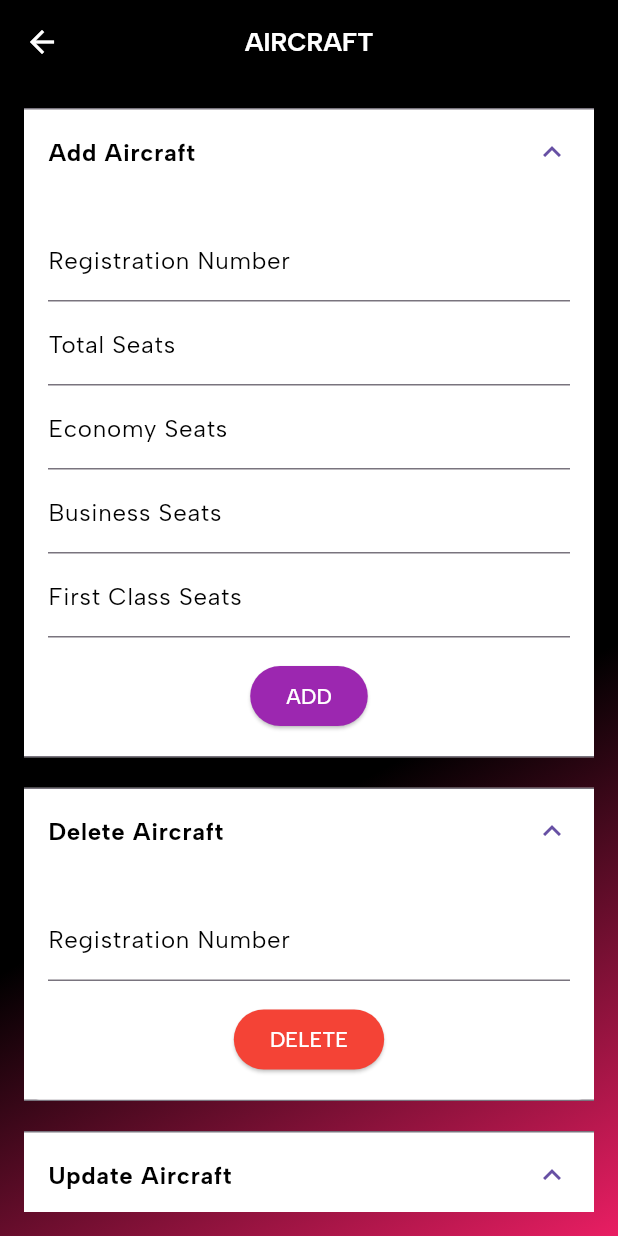
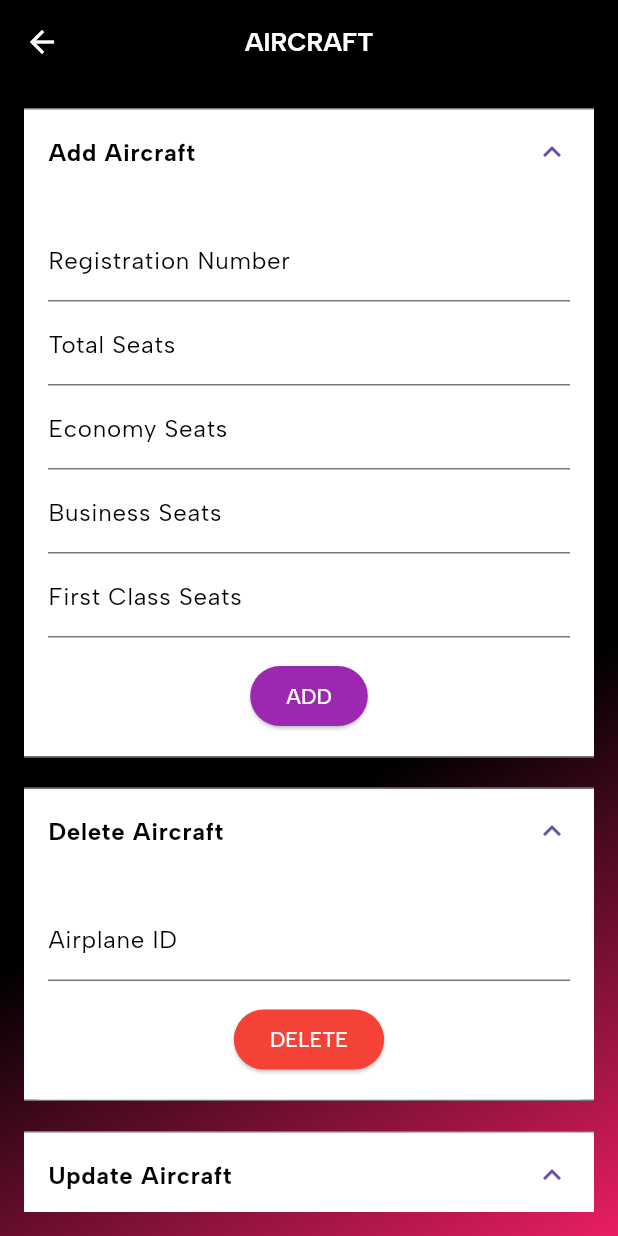
Before and after one commit to Collinstoo/Anga-App, a Flutter app: the AddAircraft screen opened directly, after a tap on "ADD", on a phone screen of 412 x 824 dp. Run offline on Flutter 3.47's test engine with Material 3 defaults, Android fonts, the phone set to English and light mode, and no system bars; our stand-ins replace google_fonts, intl_phone_field; network calls fail.

Commit message:
Updated Admin endpoints

```diff
--- a/lib/admin/AddAircraft.dart
+++ b/lib/admin/AddAircraft.dart
@@ -10,73 +10,91 @@ class AddAircraft extends StatefulWidget {
 
 class _AddAircraftState extends State<AddAircraft> {
   final TextEditingController _aircraftRegNoController = TextEditingController();
+  final TextEditingController _aircraftTotalSeatsController = TextEditingController();
+  final TextEditingController _aircraftEconomySeatsController = TextEditingController();
+  final TextEditingController _aircraftBusinessSeatsController = TextEditingController();
+  final TextEditingController _aircraftFirstClassSeatsController = TextEditingController();
+  final TextEditingController _aircraftIdController = TextEditingController();
 
-  final TextEditingController _aircraftTotalSeatsController = TextEditingController();
+  // Function to add aircraft
+  void _addAircraft() async {
+    String registrationNumber = _aircraftRegNoController.text;
+    int totalSeats = int.tryParse(_aircraftTotalSeatsController.text) ?? 0;
+    int economySeats = int.tryParse(_aircraftEconomySeatsController.text) ?? 0;
+    int businessSeats = int.tryParse(_aircraftBusinessSeatsController.text) ?? 0;
+    int firstClassSeats = int.tryParse(_aircraftFirstClassSeatsController.text) ?? 0;
 
-  final TextEditingController _aircraftEconomySeatsController = TextEditingController();
-
-  final TextEditingController _aircraftBusinessSeatsController = TextEditingController();
-
-  final TextEditingController _aircraftFirstClassSeatsController = TextEditingController();
-
-
-  //function to add aircraft
-  void _addAircraft() async {
-    String registration_number = _aircraftRegNoController.text;
-    int total_seats = int.tryParse(_aircraftTotalSeatsController.text) ?? 0;
-    int economy_seats = int.tryParse(_aircraftEconomySeatsController.text) ?? 0;
-    int business_seats = int.tryParse(_aircraftBusinessSeatsController.text) ?? 0;
-    int first_class_seats = int.tryParse(_aircraftFirstClassSeatsController.text) ?? 0;
-
-    // REST API endpoint for adding aircraft
     var response = await http.post(
-      Uri.parse('http://192.168.1.63:8000/api/airplane/airplanes/create'),
+      Uri.parse('http://192.168.1.63:8000/api/airplane/create'),
       body: jsonEncode({
-        'registration_number': registration_number,
-        'total_seats': total_seats,
-        'economy_seats': economy_seats,
-        'business_seats': business_seats,
-        'first_class_seats': first_class_seats,
+        'registration_number': registrationNumber,
+        'total_seats': totalSeats,
+        'economy_seats': economySeats,
+        'business_seats': businessSeats,
+        'first_class_seats': firstClassSeats,
       }),
       headers: {'Content-Type': 'application/json'},
     );
-    print(response.body);
+
+    if (response.statusCode == 201) {
+      _showSnackbar('Successfully Added');
+    } else {
+      _showSnackbar('Unsuccessful');
+    }
   }
 
-  //function to delete aircraft
+  // Function to delete aircraft
   void _deleteAircraft() async {
-    String registration_number = _aircraftRegNoController.text;
+    String id = _aircraftIdController.text;
 
-    //  REST API endpoint for deleting aircraft
     var response = await http.delete(
-      Uri.parse('http://192.168.1.63:8000/api/airplane/airplanes/$registration_number'), // Update this URL
+      Uri.parse('http://192.168.1.63:8000/api/airplane/delete/$id'),
       headers: {'Content-Type': 'application/json'},
     );
-    print(response.body);
+
+    if (response.statusCode == 200) {
+      _showSnackbar('Successfully Deleted');
+    } else {
+      _showSnackbar('Unsuccessful');
+    }
   }
 
+  // Function to update aircraft
+  void _updateAircraft() async {
+    String id = _aircraftIdController.text;
+    String registrationNumber = _aircraftRegNoController.text;
+    int totalSeats = int.tryParse(_aircraftTotalSeatsController.text) ?? 0;
+    int economySeats = int.tryParse(_aircraftEconomySeatsController.text) ?? 0;
+    int businessSeats = int.tryParse(_aircraftBusinessSeatsController.text) ?? 0;
+    int firstClassSeats = int.tryParse(_aircraftFirstClassSeatsController.text) ?? 0;
 
-  //function to update aircraft
-  void _updateAircraft() async {
-    String registration_number = _aircraftRegNoController.text;
-    int total_seats = int.tryParse(_aircraftTotalSeatsController.text) ?? 0;
-    int economy_seats = int.tryParse(_aircraftEconomySeatsController.text) ?? 0;
-    int business_seats = int.tryParse(_aircraftBusinessSeatsController.text) ?? 0;
-    int first_class_seats = int.tryParse(_aircraftFirstClassSeatsController.text) ?? 0;
-
-
-    // REST API endpoint to update aircraft
     var response = await http.put(
-      Uri.parse('http://192.168.1.63:8000/api/airplane/airplanes/$registration_number'),
+      Uri.parse('http://192.168.1.63:8000/api/airplane/update/$id'),
       body: jsonEncode({
-        'total_seats': total_seats,
-        'economy_seats': economy_seats,
-        'business_seats': business_seats,
-        'first_class_seats': first_class_seats,
+        'registration_number': registrationNumber,
+        'total_seats': totalSeats,
+        'economy_seats': economySeats,
+        'business_seats': businessSeats,
+        'first_class_seats': firstClassSeats,
       }),
       headers: {'Content-Type': 'application/json'},
     );
-    print(response.body);
+
+    if (response.statusCode == 200) {
+      _showSnackbar('Successfully Updated');
+    } else {
+      _showSnackbar('Unsuccessful');
+    }
+  }
+
+  // Function to show snackbar
+  void _showSnackbar(String message) {
+    ScaffoldMessenger.of(context).showSnackBar(
+      SnackBar(
+        content: Text(message),
+        duration: Duration(seconds: 2),
+      ),
+    );
   }
 
   @override
@@ -95,8 +113,6 @@ class _AddAircraftState extends State<AddAircraft> {
         iconTheme: IconThemeData(color: Colors.white),
         elevation: 0.0,
       ),
-
-
       body: Container(
         height: double.infinity,
         width: double.infinity,
@@ -118,33 +134,48 @@ class _AddAircraftState extends State<AddAircraft> {
                   children: [
                     TextField(
                       controller: _aircraftRegNoController,
-                      decoration: InputDecoration(labelText: 'Registration Number', labelStyle: TextStyle(color: Colors.black),
+                      decoration: InputDecoration(
+                        labelText: 'Registration Number',
+                        labelStyle: TextStyle(color: Colors.black),
                         filled: false,
-                          fillColor: Colors.white),
+                        fillColor: Colors.white,
+                      ),
                     ),
                     TextField(
                       controller: _aircraftTotalSeatsController,
-                      decoration: InputDecoration(labelText: 'Total Seats', labelStyle: TextStyle(color: Colors.black),
+                      decoration: InputDecoration(
+                        labelText: 'Total Seats',
+                        labelStyle: TextStyle(color: Colors.black),
                         filled: false,
-                          fillColor: Colors.white),
+                        fillColor: Colors.white,
+                      ),
                     ),
                     TextField(
                       controller: _aircraftEconomySeatsController,
-                      decoration: InputDecoration(labelText: 'Economy Seats', labelStyle: TextStyle(color: Colors.black),
+                      decoration: InputDecoration(
+                        labelText: 'Economy Seats',
+                        labelStyle: TextStyle(color: Colors.black),
                         filled: false,
-                          fillColor: Colors.white),
+                        fillColor: Colors.white,
+                      ),
                     ),
                     TextField(
                       controller: _aircraftBusinessSeatsController,
-                      decoration: InputDecoration(labelText: 'Business Seats',labelStyle: TextStyle(color: Colors.black),
+                      decoration: InputDecoration(
+                        labelText: 'Business Seats',
+                        labelStyle: TextStyle(color: Colors.black),
                         filled: false,
-                        fillColor: Colors.white),
+                        fillColor: Colors.white,
+                      ),
                     ),
                     TextField(
                       controller: _aircraftFirstClassSeatsController,
-                      decoration: InputDecoration(labelText: 'First Class Seats',labelStyle: TextStyle(color: Colors.black),
+                      decoration: InputDecoration(
+                        labelText: 'First Class Seats',
+                        labelStyle: TextStyle(color: Colors.black),
                         filled: false,
-                        fillColor: Colors.white),
+                        fillColor: Colors.white,
+                      ),
                     ),
                     SizedBox(height: 15),
                     ElevatedButton(
@@ -152,8 +183,7 @@ class _AddAircraftState extends State<AddAircraft> {
                       child: Text('ADD'),
                       style: ButtonStyle(
                         backgroundColor: MaterialStateProperty.all(Colors.purple),
-                        foregroundColor: MaterialStateProperty.all<Color>(
-                            Colors.white),
+                        foregroundColor: MaterialStateProperty.all<Color>(Colors.white),
                       ),
                     ),
                   ],
@@ -163,10 +193,13 @@ class _AddAircraftState extends State<AddAircraft> {
                   title: 'Delete Aircraft',
                   children: [
                     TextField(
-                      controller: _aircraftRegNoController,
-                      decoration: InputDecoration(labelText: 'Registration Number',labelStyle: TextStyle(color: Colors.black),
+                      controller: _aircraftIdController,
+                      decoration: InputDecoration(
+                        labelText: 'Airplane ID',
+                        labelStyle: TextStyle(color: Colors.black),
                         filled: false,
-                          fillColor: Colors.white),
+                        fillColor: Colors.white,
+                      ),
                     ),
                     SizedBox(height: 15),
                     ElevatedButton(
@@ -174,8 +207,7 @@ class _AddAircraftState extends State<AddAircraft> {
                       child: Text('DELETE'),
                       style: ButtonStyle(
                         backgroundColor: MaterialStateProperty.all(Colors.red),
-                        foregroundColor: MaterialStateProperty.all<Color>(
-                            Colors.white),
+                        foregroundColor: MaterialStateProperty.all<Color>(Colors.white),
                       ),
                     ),
                   ],
@@ -185,34 +217,58 @@ class _AddAircraftState extends State<AddAircraft> {
                   title: 'Update Aircraft',
                   children: [
                     TextField(
+                      controller: _aircraftIdController,
+                      decoration: InputDecoration(
+                        labelText: 'Airplane ID',
+                        labelStyle: TextStyle(color: Colors.black),
+                        filled: false,
+                        fillColor: Colors.white,
+                      ),
+                    ),
+                    TextField(
                       controller: _aircraftRegNoController,
-                      decoration: InputDecoration(labelText: 'Registration Number',labelStyle: TextStyle(color: Colors.black),
+                      decoration: InputDecoration(
+                        labelText: 'Registration Number',
+                        labelStyle: TextStyle(color: Colors.black),
                         filled: false,
-                          fillColor: Colors.white),
+                        fillColor: Colors.white,
+                      ),
                     ),
                     TextField(
                       controller: _aircraftTotalSeatsController,
-                      decoration: InputDecoration(labelText: 'Total Seats',labelStyle: TextStyle(color: Colors.black),
+                      decoration: InputDecoration(
+                        labelText: 'Total Seats',
+                        labelStyle: TextStyle(color: Colors.black),
                         filled: false,
-                          fillColor: Colors.white),
+                        fillColor: Colors.white,
+                      ),
                     ),
                     TextField(
                       controller: _aircraftEconomySeatsController,
-                      decoration: InputDecoration(labelText: 'Economy Seats',labelStyle: TextStyle(color: Colors.black),
+                      decoration: InputDecoration(
+                        labelText: 'Economy Seats',
+                        labelStyle: TextStyle(color: Colors.black),
                         filled: false,
-                          fillColor: Colors.white),
+                        fillColor: Colors.white,
+                      ),
                     ),
                     TextField(
                       controller: _aircraftBusinessSeatsController,
-                      decoration: InputDecoration(labelText: 'Business Seats',labelStyle: TextStyle(color: Colors.black),
+                      decoration: InputDecoration(
+                        labelText: 'Business Seats',
+                        labelStyle: TextStyle(color: Colors.black),
                         filled: false,
-                          fillColor: Colors.white),
+                        fillColor: Colors.white,
+                      ),
                     ),
                     TextField(
                       controller: _aircraftFirstClassSeatsController,
-                      decoration: InputDecoration(labelText: 'First Class Seats',labelStyle: TextStyle(color: Colors.black),
+                      decoration: InputDecoration(
+                        labelText: 'First Class Seats',
+                        labelStyle: TextStyle(color: Colors.black),
                         filled: false,
-                          fillColor: Colors.white),
+                        fillColor: Colors.white,
+                      ),
                     ),
                     SizedBox(height: 15),
                     ElevatedButton(
@@ -220,8 +276,7 @@ class _AddAircraftState extends State<AddAircraft> {
                       child: Text('UPDATE'),
                       style: ButtonStyle(
                         backgroundColor: MaterialStateProperty.all(Colors.blue),
-                        foregroundColor: MaterialStateProperty.all<Color>(
-                            Colors.white),
+                        foregroundColor: MaterialStateProperty.all<Color>(Colors.white),
                       ),
                     ),
                   ],
@@ -236,7 +291,7 @@ class _AddAircraftState extends State<AddAircraft> {
 
   Widget _buildExpansionTile({required String title, required List<Widget> children}) {
     return ClipRRect(
-      borderRadius: BorderRadius.circular(0.0), // Adjust the radius as needed
+      borderRadius: BorderRadius.circular(0.0),
       child: ExpansionTile(
         title: Text(
           title,
@@ -249,7 +304,7 @@ class _AddAircraftState extends State<AddAircraft> {
           Container(
             decoration: BoxDecoration(
               color: Colors.white,
-              borderRadius: BorderRadius.circular(10.0), // Same radius as ClipRRect
+              borderRadius: BorderRadius.circular(10.0),
             ),
             child: Padding(
               padding: const EdgeInsets.all(16.0),
@@ -263,7 +318,7 @@ class _AddAircraftState extends State<AddAircraft> {
         collapsedBackgroundColor: Colors.white,
         tilePadding: EdgeInsets.symmetric(horizontal: 16.0),
         childrenPadding: EdgeInsets.zero,
-        initiallyExpanded: true, // Expand the tile initially
+        initiallyExpanded: true,
       ),
     );
   }
--- a/lib/admin/Overview.dart
+++ b/lib/admin/Overview.dart
@@ -267,9 +267,9 @@ class _OverViewState extends State<OverView> {
   String _getItemSubtitle(dynamic item) {
     switch (filter) {
       case 'Airports':
-        return 'Name: ${item['name']},\nID: ${item['airport_id']},\nCountry: ${item['country']},\nCity: ${item['city']}';
+        return 'Name: ${item['airport_name']},\nID: ${item['airport_id']},\nCountry: ${item['country']},\nCity: ${item['city']}';
       case 'Aircrafts':
-        return 'Registration: ${item['registration_number']},\nTotal Seats: ${item['total_seats']},'
+        return 'Registration: ${item['registration_number']},\nID: ${item['airplane_id']},\nTotal Seats: ${item['total_seats']},'
             '\nEconomy Seats: ${item['economy_seats']},\nBusiness Seats: ${item['business_seats']}';
       case 'Tickets':
         return 'Booking ID: ${item['bookingId']},\nPassenger ID: ${item['passengerId']},\n'
--- a/lib/admin/RemoveUsers.dart
+++ b/lib/admin/RemoveUsers.dart
@@ -20,7 +20,7 @@ class _RemoveUsersState extends State<RemoveUsers> {
 
   Future<void> _fetchUsers() async {
     //  REST API endpoint to fetchusers
-    var response = await http.get(Uri.parse('http://192.168.1.63:8000/api/users'));
+    var response = await http.get(Uri.parse('http://192.168.1.63:8000/api/auth/users'));
     if (response.statusCode == 200) {
       setState(() {
         users = jsonDecode(response.body);
@@ -45,7 +45,7 @@ class _RemoveUsersState extends State<RemoveUsers> {
 
   Future<void> _removeUser(int id) async {
     // REST API endpoint to delete a user
-    var response = await http.delete(Uri.parse('http://192.168.1.63:8000/api/users/$id'));
+    var response = await http.delete(Uri.parse('http://192.168.1.63:8000/api/auth/delete/$id'));
     if (response.statusCode == 200) {
       setState(() {
         users.removeWhere((user) => user['id'] == id);
```
Also changed, not shown: lib/admin/AddAirport.dart (+84 -59 lines), lib/admin/AddFlight.dart (+26 -13 lines), lib/admin/AdminLogin.dart (+19 -19 lines), 1 other file. Lines whose indentation alone changed are shown as unchanged.
